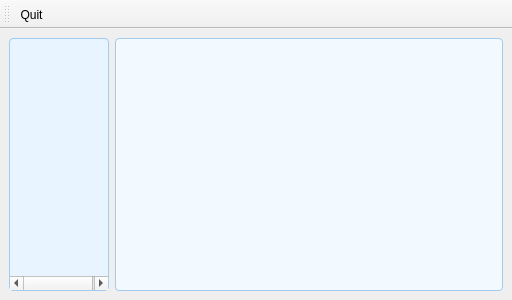
Above: builtin/window/settings_window/SettingsWindow.ui from Charliechen114514/CCIMXDesktop before the change. Below: the same form after it.
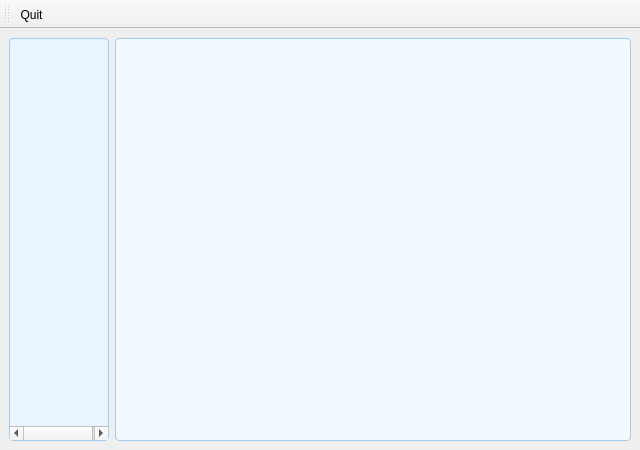
That is the form after the change. Icons and pictures are not drawn.

What changed in the file:
```diff
--- a/builtin/window/settings_window/SettingsWindow.ui
+++ b/builtin/window/settings_window/SettingsWindow.ui
@@ -6,14 +6,14 @@
    <rect>
     <x>0</x>
     <y>0</y>
-    <width>512</width>
-    <height>300</height>
+    <width>640</width>
+    <height>450</height>
    </rect>
   </property>
   <property name="minimumSize">
    <size>
-    <width>512</width>
-    <height>300</height>
+    <width>640</width>
+    <height>450</height>
    </size>
   </property>
   <property name="maximumSize">
```
Left out of the diff: 2 changed lines with no effect on the pictures.
